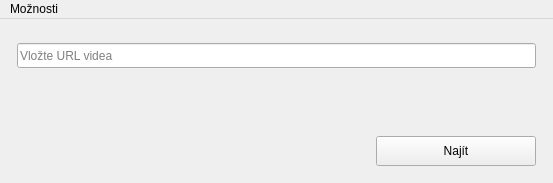
Above: y2mate/searchvideowindow.ui from RxiPland/y2mate_desktop before the change. Below: the same form after it.
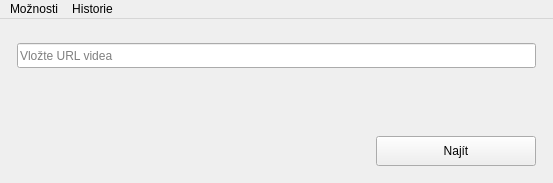
That is the form after the change. Icons and pictures are not drawn.

Commit message: added history tab

Diff of the .ui file:
```diff
--- a/y2mate/searchvideowindow.ui
+++ b/y2mate/searchvideowindow.ui
@@ -182,7 +182,14 @@
     <addaction name="separator"/>
     <addaction name="action_menu1_3"/>
    </widget>
+   <widget class="QMenu" name="menu_2">
+    <property name="title">
+     <string>Historie</string>
+    </property>
+    <addaction name="action_menu2_1"/>
+   </widget>
    <addaction name="menu_1"/>
+   <addaction name="menu_2"/>
   </widget>
   <action name="action_menu1_1">
    <property name="icon">
```
Left out of the diff: 9 changed lines with no effect on the pictures. The commit also changes 2 other files.
